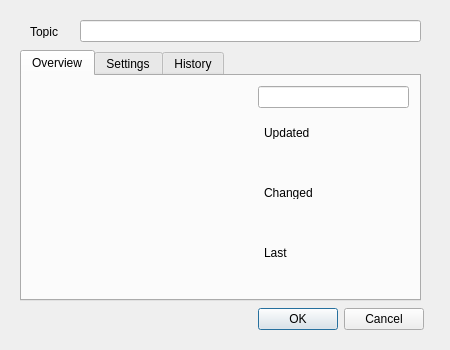
Before: the Qt Designer form topicmanagers/generic/ui_tleditfeature.ui in nzfarmer1/telemetrylayer, drawn with Qt 5.
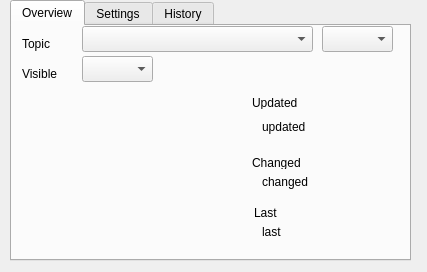
After: the same form once the commit is applied.

```diff
--- a/topicmanagers/generic/ui_tleditfeature.ui
+++ b/topicmanagers/generic/ui_tleditfeature.ui
@@ -6,8 +6,8 @@
    <rect>
     <x>0</x>
     <y>0</y>
-    <width>450</width>
-    <height>350</height>
+    <width>427</width>
+    <height>272</height>
    </rect>
   </property>
   <property name="sizePolicy">
@@ -34,10 +34,10 @@
   <widget class="QTabWidget" name="tabWidget">
    <property name="geometry">
     <rect>
-     <x>20</x>
-     <y>50</y>
+     <x>10</x>
+     <y>0</y>
      <width>401</width>
-     <height>251</height>
+     <height>261</height>
     </rect>
    </property>
    <property name="currentIndex">
@@ -50,8 +50,8 @@
     <widget class="QLabel" name="labelChanged">
      <property name="geometry">
       <rect>
-       <x>242</x>
-       <y>110</y>
+       <x>240</x>
+       <y>130</y>
        <width>56</width>
        <height>13</height>
       </rect>
@@ -63,18 +63,18 @@
     <widget class="QLabel" name="imageWidget">
      <property name="geometry">
       <rect>
-       <x>10</x>
-       <y>0</y>
-       <width>200</width>
-       <height>200</height>
+       <x>20</x>
+       <y>80</y>
+       <width>161</width>
+       <height>141</height>
       </rect>
      </property>
     </widget>
     <widget class="QLabel" name="labelUpdated">
      <property name="geometry">
       <rect>
-       <x>242</x>
-       <y>50</y>
+       <x>240</x>
+       <y>70</y>
        <width>56</width>
        <height>13</height>
       </rect>
@@ -83,21 +83,11 @@
       <string>Updated</string>
      </property>
     </widget>
-    <widget class="QLineEdit" name="name">
-     <property name="geometry">
-      <rect>
-       <x>236</x>
-       <y>10</y>
-       <width>151</width>
-       <height>22</height>
-      </rect>
-     </property>
-    </widget>
     <widget class="QLabel" name="labelLast">
      <property name="geometry">
       <rect>
        <x>242</x>
-       <y>170</y>
+       <y>180</y>
        <width>56</width>
        <height>13</height>
       </rect>
@@ -109,40 +99,96 @@
     <widget class="QLabel" name="payloadValue">
      <property name="geometry">
       <rect>
-       <x>240</x>
+       <x>250</x>
        <y>190</y>
-       <width>151</width>
+       <width>131</width>
        <height>31</height>
       </rect>
      </property>
      <property name="text">
-      <string/>
+      <string>last</string>
      </property>
     </widget>
     <widget class="QLabel" name="changedValue">
      <property name="geometry">
       <rect>
-       <x>240</x>
-       <y>130</y>
-       <width>151</width>
+       <x>250</x>
+       <y>140</y>
+       <width>131</width>
        <height>31</height>
       </rect>
      </property>
      <property name="text">
-      <string/>
+      <string>changed</string>
      </property>
     </widget>
     <widget class="QLabel" name="updatedValue">
      <property name="geometry">
       <rect>
-       <x>240</x>
-       <y>70</y>
-       <width>151</width>
-       <height>31</height>
+       <x>250</x>
+       <y>90</y>
+       <width>131</width>
+       <height>21</height>
       </rect>
      </property>
      <property name="text">
-      <string/>
+      <string>updated</string>
+     </property>
+    </widget>
+    <widget class="QLabel" name="label">
+     <property name="geometry">
+      <rect>
+       <x>10</x>
+       <y>10</y>
+       <width>31</width>
+       <height>16</height>
+      </rect>
+     </property>
+     <property name="text">
+      <string>Topic</string>
+     </property>
+    </widget>
+    <widget class="QComboBox" name="topic">
+     <property name="geometry">
+      <rect>
+       <x>70</x>
+       <y>0</y>
+       <width>231</width>
+       <height>26</height>
+      </rect>
+     </property>
+    </widget>
+    <widget class="QComboBox" name="visible">
+     <property name="geometry">
+      <rect>
+       <x>70</x>
+       <y>30</y>
+       <width>71</width>
+       <height>26</height>
+      </rect>
+     </property>
+    </widget>
+    <widget class="QComboBox" name="qos">
+     <property name="geometry">
+      <rect>
+       <x>310</x>
+       <y>0</y>
+       <width>71</width>
+       <height>26</height>
+      </rect>
+     </property>
+    </widget>
+    <widget class="QLabel" name="visibleLabel">
+     <property name="geometry">
+      <rect>
+       <x>10</x>
+       <y>38</y>
+       <width>41</width>
+       <height>20</height>
+      </rect>
+     </property>
+     <property name="text">
+      <string>Visible</string>
      </property>
     </widget>
    </widget>
@@ -204,42 +250,6 @@
     </widget>
    </widget>
   </widget>
-  <widget class="QLineEdit" name="topic">
-   <property name="geometry">
-    <rect>
-     <x>80</x>
-     <y>20</y>
-     <width>341</width>
-     <height>22</height>
-    </rect>
-   </property>
-  </widget>
-  <widget class="QLabel" name="label">
-   <property name="geometry">
-    <rect>
-     <x>30</x>
-     <y>25</y>
-     <width>56</width>
-     <height>13</height>
-    </rect>
-   </property>
-   <property name="text">
-    <string>Topic</string>
-   </property>
-  </widget>
-  <widget class="QDialogButtonBox" name="buttonBox">
-   <property name="geometry">
-    <rect>
-     <x>213</x>
-     <y>303</y>
-     <width>211</width>
-     <height>32</height>
-    </rect>
-   </property>
-   <property name="standardButtons">
-    <set>QDialogButtonBox::Cancel|QDialogButtonBox::Ok</set>
-   </property>
-  </widget>
  </widget>
  <resources/>
  <connections/>
```
